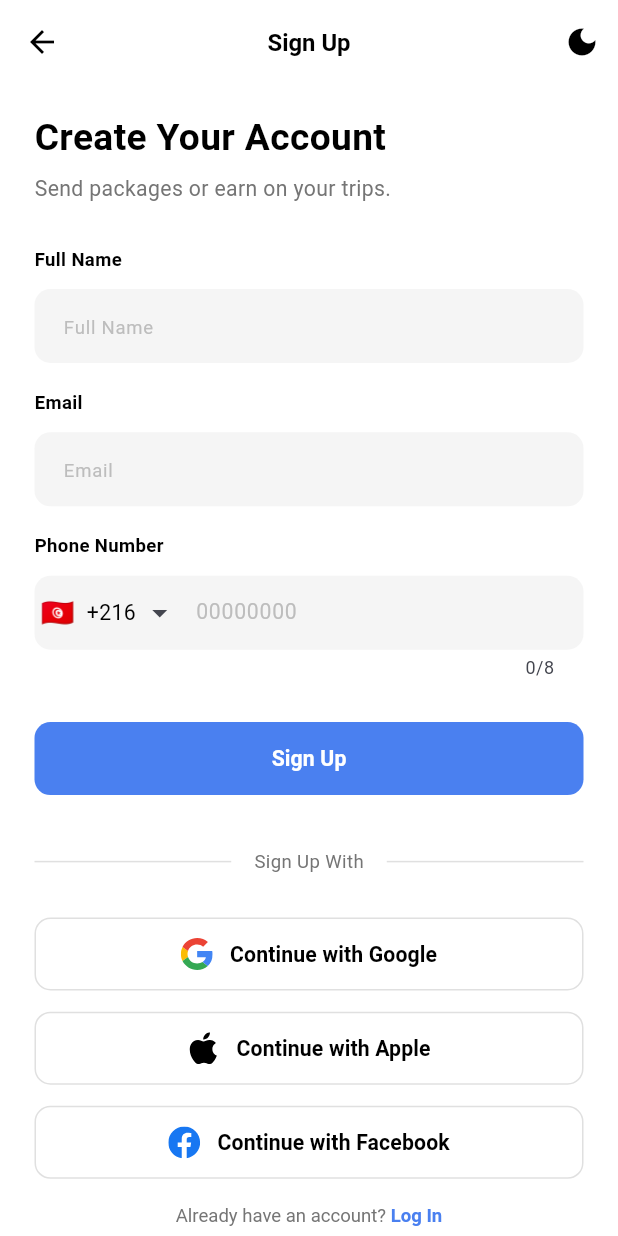
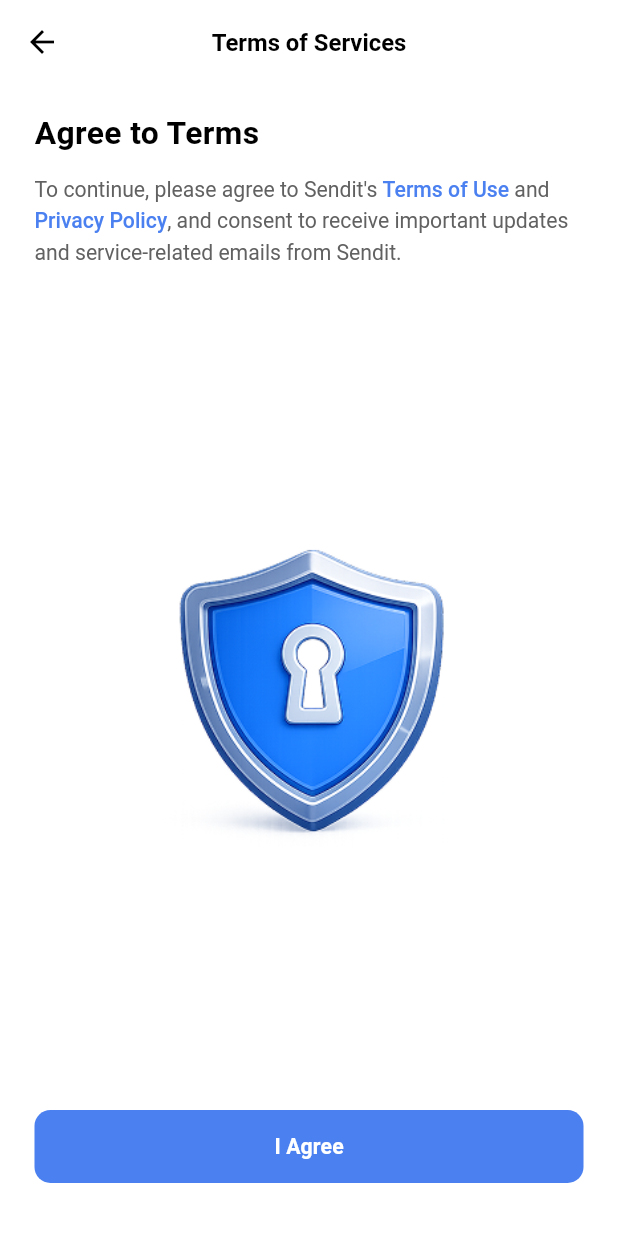
Before and after one commit to srsakilhossen302/raouf26-Mobile-App, a Flutter app: the SignUpScreen screen opened directly, after a tap on "Sign Up", on a phone screen of 412 x 824 dp. Run offline on Flutter 3.47's test engine with Material 3 defaults, Android fonts, the phone set to English and light mode, and no system bars; drawn by our look-alikes of intl_phone_field; our stand-ins replace flutter_screenutil, flutter_svg, get.

Commit message:
feat(signup): add terms of service agreement screen
Navigate to the new AgreeToTermsScreen when the sign-up button is pressed.
The screen presents the terms and privacy policy with a dark/light mode
aware UI and an agreement button for finalizing the sign-up process.

```diff
--- /dev/null
+++ b/lib/View/Screen/AgreeToTermsScreen/agree_to_terms_screen.dart
@@ -0,0 +1,123 @@
+import 'package:flutter/gestures.dart';
+import 'package:flutter/material.dart';
+import 'package:flutter_screenutil/flutter_screenutil.dart';
+import 'package:get/get.dart';
+import '../../../Utils/AppImg/app_img.dart';
+
+class AgreeToTermsScreen extends StatelessWidget {
+  const AgreeToTermsScreen({super.key});
+
+  @override
+  Widget build(BuildContext context) {
+    bool isDarkMode = Get.isDarkMode;
+
+    return Scaffold(
+      backgroundColor: isDarkMode ? const Color(0xFF121212) : Colors.white,
+      appBar: AppBar(
+        backgroundColor: Colors.transparent,
+        elevation: 0,
+        leading: IconButton(
+          icon: Icon(
+            Icons.arrow_back,
+            color: isDarkMode ? Colors.white : Colors.black,
+          ),
+          onPressed: () => Get.back(),
+        ),
+        title: Text(
+          "Terms of Services",
+          style: TextStyle(
+            color: isDarkMode ? Colors.white : Colors.black,
+            fontSize: 18.sp,
+            fontWeight: FontWeight.w600,
+          ),
+        ),
+        centerTitle: true,
+      ),
+      body: Padding(
+        padding: EdgeInsets.symmetric(horizontal: 24.w),
+        child: Column(
+          crossAxisAlignment: CrossAxisAlignment.start,
+          children: [
+            SizedBox(height: 20.h),
+            Text(
+              "Agree to Terms",
+              style: TextStyle(
+                fontSize: 24.sp,
+                fontWeight: FontWeight.bold,
+                color: isDarkMode ? Colors.white : Colors.black,
+              ),
+            ),
+            SizedBox(height: 12.h),
+            RichText(
+              text: TextSpan(
+                style: TextStyle(
+                  fontSize: 16.sp,
+                  color: isDarkMode ? Colors.white70 : Colors.grey.shade700,
+                  height: 1.5,
+                ),
+                children: [
+                  const TextSpan(text: "To continue, please agree to Sendit's "),
+                  TextSpan(
+                    text: "Terms of Use",
+                    style: const TextStyle(
+                      color: Color(0xFF4A80F0),
+                      fontWeight: FontWeight.w500,
+                    ),
+                    recognizer: TapGestureRecognizer()..onTap = () {},
+                  ),
+                  const TextSpan(text: " and "),
+                  TextSpan(
+                    text: "Privacy Policy",
+                    style: const TextStyle(
+                      color: Color(0xFF4A80F0),
+                      fontWeight: FontWeight.w500,
+                    ),
+                    recognizer: TapGestureRecognizer()..onTap = () {},
+                  ),
+                  const TextSpan(
+                    text:
+                        ", and consent to receive important updates and service-related emails from Sendit.",
+                  ),
+                ],
+              ),
+            ),
+            const Spacer(),
+            Center(
+              child: Image.asset(
+                AppImg.agreeTerms,
+                height: 240.h,
+                fit: BoxFit.contain,
+              ),
+            ),
+            const Spacer(),
+            SizedBox(
+              width: double.infinity,
+              height: 55.h,
+              child: ElevatedButton(
+                onPressed: () {
+                  // Final logic after agreement
+                },
+                style: ElevatedButton.styleFrom(
+                  backgroundColor: const Color(0xFF4A80F0),
+                  shape: RoundedRectangleBorder(
+                    borderRadius: BorderRadius.circular(12.r),
+                  ),
+                  elevation: 0,
+                ),
+                child: Text(
+                  "I Agree",
+                  style: TextStyle(
+                    color: Colors.white,
+                    fontSize: 16.sp,
+                    fontWeight: FontWeight.w600,
+                  ),
+                ),
+              ),
+            ),
+            SizedBox(height: 40.h),
+          ],
+        ),
+      ),
+    );
+  }
+}
--- a/lib/View/Screen/SignUpScreen/signup_screen.dart
+++ b/lib/View/Screen/SignUpScreen/signup_screen.dart
@@ -5,6 +5,7 @@ import 'package:get/get.dart';
 import 'package:intl_phone_field/intl_phone_field.dart';
 import '../../../Utils/AppIcons/app_icons.dart';
 import '../LogInScreen/login_screen.dart';
+import '../AgreeToTermsScreen/agree_to_terms_screen.dart';
 
 class SignUpScreen extends StatelessWidget {
   const SignUpScreen({super.key});
@@ -120,7 +121,7 @@ class SignUpScreen extends StatelessWidget {
               width: double.infinity,
               height: 55.h,
               child: ElevatedButton(
-                onPressed: () {},
+                onPressed: () => Get.to(() => const AgreeToTermsScreen()),
                 style: ElevatedButton.styleFrom(
                   backgroundColor: const Color(0xFF4A80F0),
                   shape: RoundedRectangleBorder(
```
